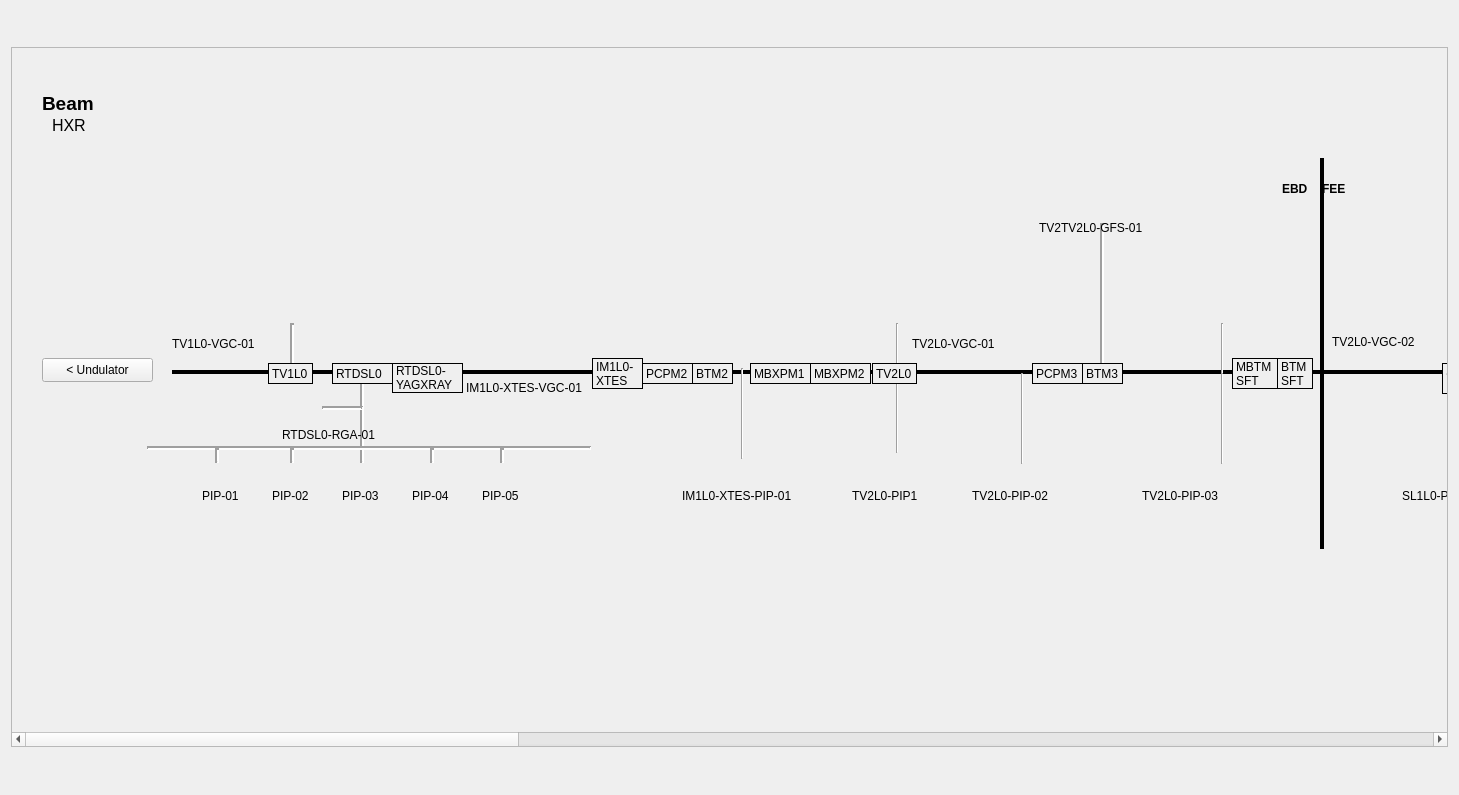
Above: hxr-vac-dev.ui from pcdshub/lcls-pydm-vacuum before the change. Below: the same form after it.
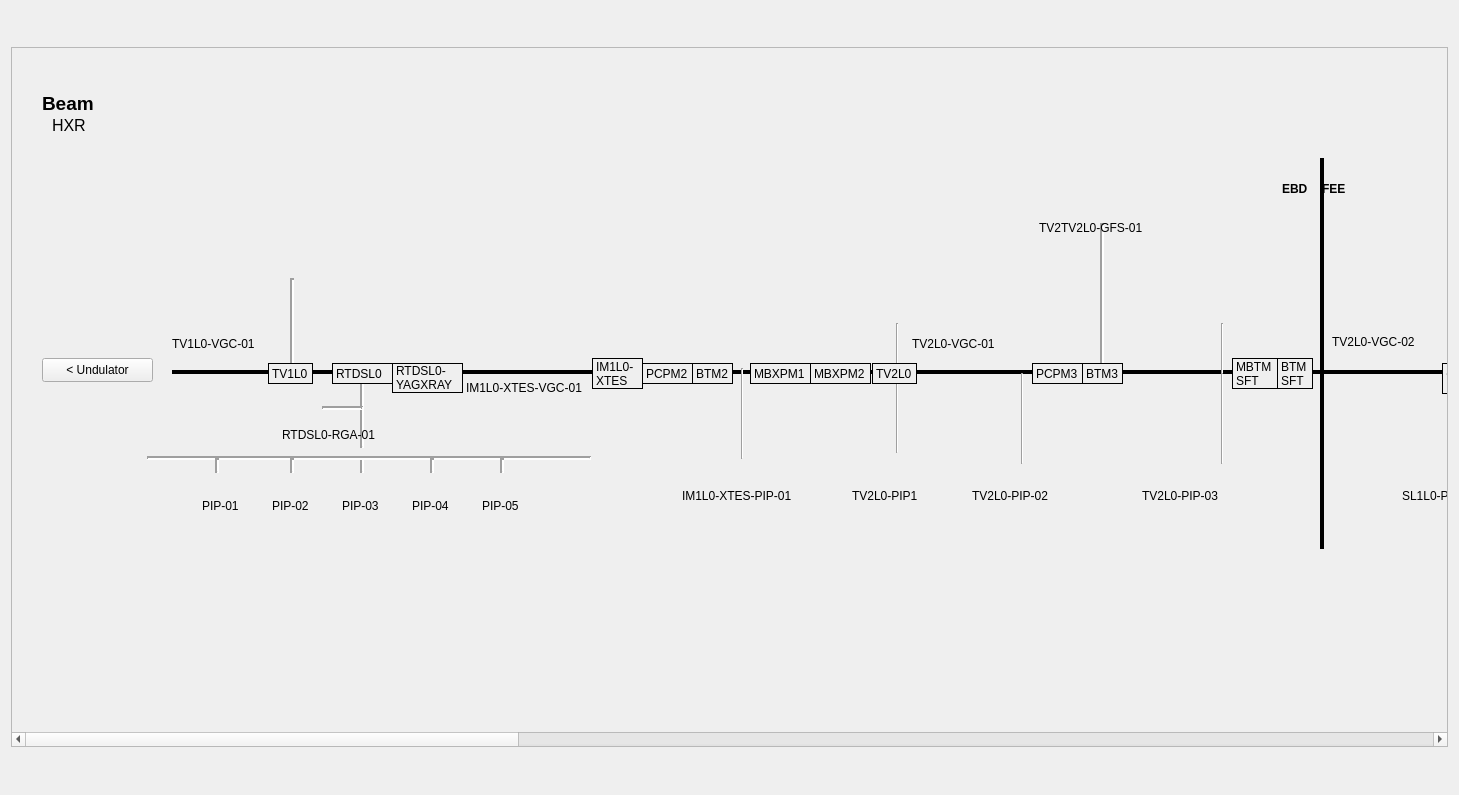
That is the form after the change. Icons and pictures are not drawn. Custom widgets are drawn as their Qt base class.

Commit message: STY: moves gauge cluster to line up with the new sized template

```diff
--- a/hxr-vac-dev.ui
+++ b/hxr-vac-dev.ui
@@ -379,7 +379,7 @@
        <widget class="QWidget" name="scrollAreaWidgetContents">
         <property name="geometry">
          <rect>
-          <x>-586</x>
+          <x>0</x>
           <y>0</y>
           <width>5100</width>
           <height>585</height>
@@ -465,7 +465,7 @@
          <property name="geometry">
           <rect>
            <x>135</x>
-           <y>390</y>
+           <y>400</y>
            <width>444</width>
            <height>20</height>
           </rect>
@@ -497,9 +497,9 @@
          <property name="geometry">
           <rect>
            <x>270</x>
-           <y>275</y>
+           <y>230</y>
            <width>20</width>
-           <height>51</height>
+           <height>90</height>
           </rect>
          </property>
          <property name="lineWidth">
@@ -532,7 +532,7 @@
          <property name="geometry">
           <rect>
            <x>190</x>
-           <y>400</y>
+           <y>410</y>
            <width>30</width>
            <height>15</height>
           </rect>
@@ -548,7 +548,7 @@
          <property name="geometry">
           <rect>
            <x>180</x>
-           <y>410</y>
+           <y>420</y>
            <width>60</width>
            <height>150</height>
           </rect>
@@ -573,7 +573,7 @@
          <property name="geometry">
           <rect>
            <x>270</x>
-           <y>400</y>
+           <y>410</y>
            <width>20</width>
            <height>15</height>
           </rect>
@@ -589,7 +589,7 @@
          <property name="geometry">
           <rect>
            <x>250</x>
-           <y>410</y>
+           <y>420</y>
            <width>60</width>
            <height>150</height>
           </rect>
@@ -608,7 +608,7 @@
          <property name="geometry">
           <rect>
            <x>340</x>
-           <y>400</y>
+           <y>410</y>
            <width>20</width>
            <height>15</height>
           </rect>
@@ -624,7 +624,7 @@
          <property name="geometry">
           <rect>
            <x>320</x>
-           <y>410</y>
+           <y>420</y>
            <width>60</width>
            <height>150</height>
           </rect>
@@ -646,7 +646,7 @@
          <property name="geometry">
           <rect>
            <x>480</x>
-           <y>400</y>
+           <y>410</y>
            <width>20</width>
            <height>15</height>
           </rect>
@@ -662,7 +662,7 @@
          <property name="geometry">
           <rect>
            <x>390</x>
-           <y>410</y>
+           <y>420</y>
            <width>60</width>
            <height>150</height>
           </rect>
@@ -681,7 +681,7 @@
          <property name="geometry">
           <rect>
            <x>410</x>
-           <y>400</y>
+           <y>410</y>
            <width>20</width>
            <height>15</height>
           </rect>
@@ -697,7 +697,7 @@
          <property name="geometry">
           <rect>
            <x>460</x>
-           <y>410</y>
+           <y>420</y>
            <width>60</width>
            <height>150</height>
           </rect>
@@ -3105,9 +3105,9 @@
         <widget class="PyDMEmbeddedDisplay" name="PyDMEmbeddedDisplay">
          <property name="geometry">
           <rect>
-           <x>165</x>
+           <x>160</x>
            <y>160</y>
-           <width>174</width>
+           <width>201</width>
            <height>125</height>
           </rect>
          </property>
@@ -3174,7 +3174,7 @@
           <rect>
            <x>270</x>
            <y>377</y>
-           <width>101</width>
+           <width>111</width>
            <height>20</height>
           </rect>
          </property>
@@ -3186,7 +3186,7 @@
          <property name="geometry">
           <rect>
            <x>190</x>
-           <y>440</y>
+           <y>450</y>
            <width>41</width>
            <height>16</height>
           </rect>
@@ -3199,7 +3199,7 @@
          <property name="geometry">
           <rect>
            <x>400</x>
-           <y>440</y>
+           <y>450</y>
            <width>41</width>
            <height>16</height>
           </rect>
@@ -3212,7 +3212,7 @@
          <property name="geometry">
           <rect>
            <x>330</x>
-           <y>440</y>
+           <y>450</y>
            <width>41</width>
            <height>16</height>
           </rect>
@@ -3225,7 +3225,7 @@
          <property name="geometry">
           <rect>
            <x>470</x>
-           <y>440</y>
+           <y>450</y>
            <width>41</width>
            <height>16</height>
           </rect>
@@ -3238,7 +3238,7 @@
          <property name="geometry">
           <rect>
            <x>260</x>
-           <y>440</y>
+           <y>450</y>
            <width>41</width>
            <height>16</height>
           </rect>
```
